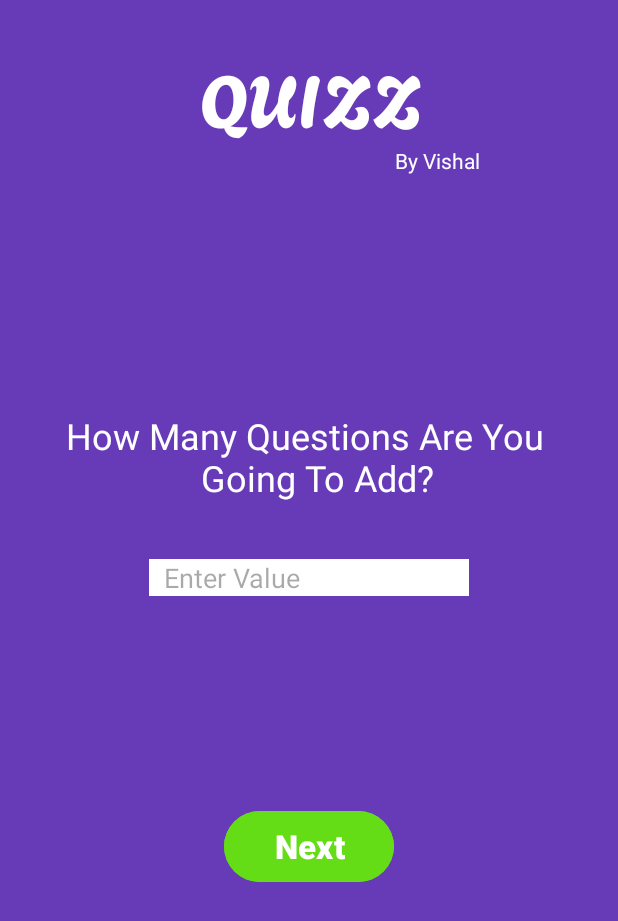
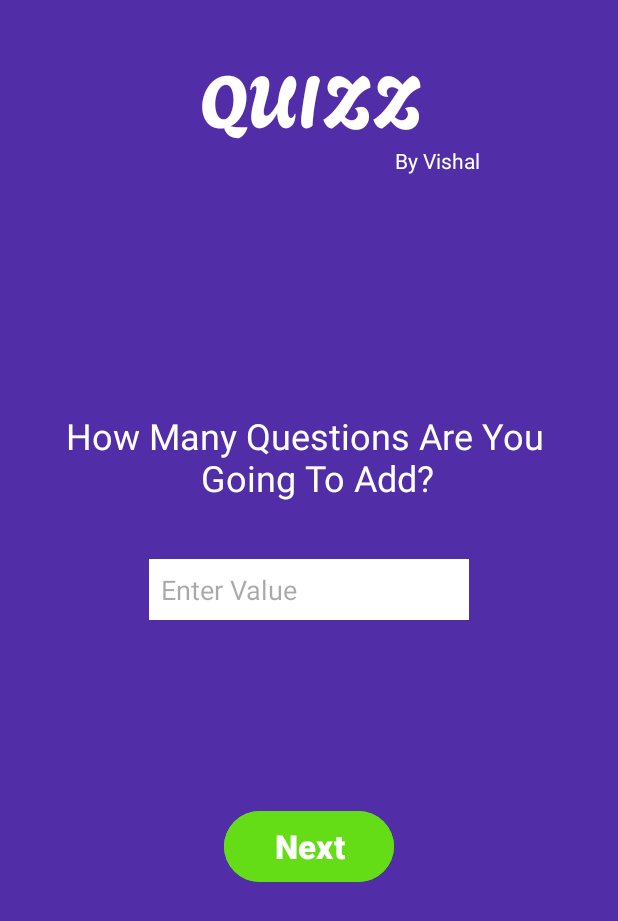
Before and after one commit to vishalyadav-77/Quizz, an Android app: the Create_quiz screen opened directly, with no data from a screen before it, on a phone screen of 412 x 824 dp. Shown: the top 921 px of the screen. Run offline under Robolectric (Android 15) with nearby library versions, the phone set to English and light mode, and no system bars; Roboto replaces fonts that are not available here.

Commit message:
Updated xml files.

```diff
--- a/app/src/main/res/drawable/card1.xml
+++ b/app/src/main/res/drawable/card1.xml
@@ -2,6 +2,5 @@
 <!-- res/drawable/rounded_corners.xml -->
 <shape xmlns:android="http://schemas.android.com/apk/res/android">
     <solid android:color="#FFFFFF"/> <!-- Background color -->
-    <corners android:radius="40dp"/> <!-- Corner radius -->
-<!--    <stroke android:width="2dp" android:color="#000000"/> &lt;!&ndash; Optional: border color and width &ndash;&gt;-->
+    <corners android:radius="40dp"/><!-- Corner radius -->
 </shape>
--- a/app/src/main/res/layout/activity_main.xml
+++ b/app/src/main/res/layout/activity_main.xml
@@ -48,7 +48,7 @@
         app:layout_constraintBottom_toBottomOf="parent"
         app:layout_constraintEnd_toEndOf="parent"
         app:layout_constraintStart_toStartOf="parent"
-        app:layout_constraintTop_toBottomOf="@+id/textView2" >
+        app:layout_constraintTop_toBottomOf="@+id/textView2">
 
         <Button
             android:id="@+id/next"
--- a/app/src/main/res/layout/activity_score.xml
+++ b/app/src/main/res/layout/activity_score.xml
@@ -51,7 +51,7 @@
         android:layout_width="wrap_content"
         android:layout_height="wrap_content"
         android:layout_marginTop="58dp"
-        android:text="your code here"
+        android:text="your result here"
         android:textColor="#FFFF"
         android:textSize="24sp"
         app:layout_constraintEnd_toEndOf="parent"
--- a/app/src/main/res/layout/create_quiz.xml
+++ b/app/src/main/res/layout/create_quiz.xml
@@ -5,7 +5,7 @@
     android:id="@+id/main"
     android:layout_width="match_parent"
     android:layout_height="match_parent"
-    android:background="#673AB7"
+    android:background="#512DA8"
     tools:context=".Create_quiz">
 
     <TextView
@@ -41,7 +41,7 @@
         android:ems="10"
         android:hint="Enter Value"
         android:inputType="number"
-        android:paddingLeft="10dp"
+        android:padding="8dp"
         android:textColor="#000000"
         app:layout_constraintEnd_toEndOf="parent"
         app:layout_constraintStart_toStartOf="parent"
--- a/app/src/main/res/layout/quiz_is_ready.xml
+++ b/app/src/main/res/layout/quiz_is_ready.xml
@@ -5,7 +5,7 @@
     android:id="@+id/main"
     android:layout_width="match_parent"
     android:layout_height="match_parent"
-    android:background="#673AB7"
+    android:background="#512DA8"
     tools:context=".quiz_is_ready">
 
     <TextView
--- a/app/src/main/res/layout/quiz_ques_activity.xml
+++ b/app/src/main/res/layout/quiz_ques_activity.xml
@@ -5,7 +5,7 @@
     android:id="@+id/main"
     android:layout_width="match_parent"
     android:layout_height="match_parent"
-    android:background="#673AB7"
+    android:background="#512DA8"
     tools:context=".Create_quiz">
 
     <TextView
```
